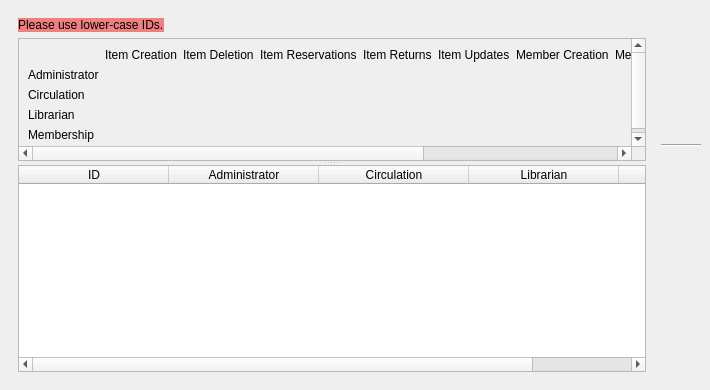
First picture: the form in UI/biblioteq_adminsetup.ui, repository textbrowser/biblioteq, before the edit.
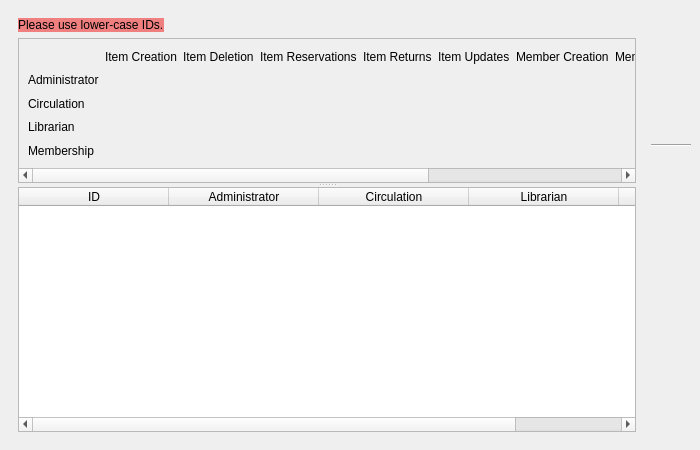
Second picture: the form after the edit. Icons and pictures are not drawn.

```diff
--- a/UI/biblioteq_adminsetup.ui
+++ b/UI/biblioteq_adminsetup.ui
@@ -6,8 +6,8 @@
    <rect>
     <x>0</x>
     <y>0</y>
-    <width>710</width>
-    <height>390</height>
+    <width>700</width>
+    <height>450</height>
    </rect>
   </property>
   <property name="windowTitle">
@@ -55,8 +55,8 @@
             <rect>
              <x>0</x>
              <y>0</y>
-             <width>976</width>
-             <height>127</height>
+             <width>1170</width>
+             <height>147</height>
             </rect>
            </property>
            <layout class="QGridLayout" name="gridLayout">
```
